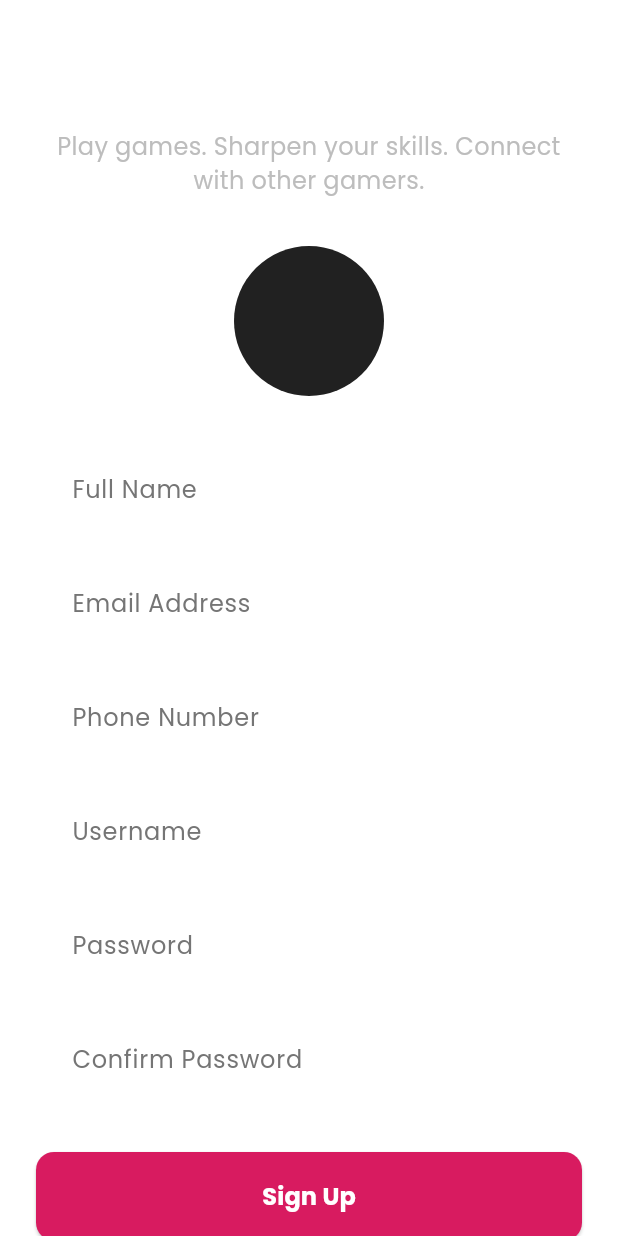
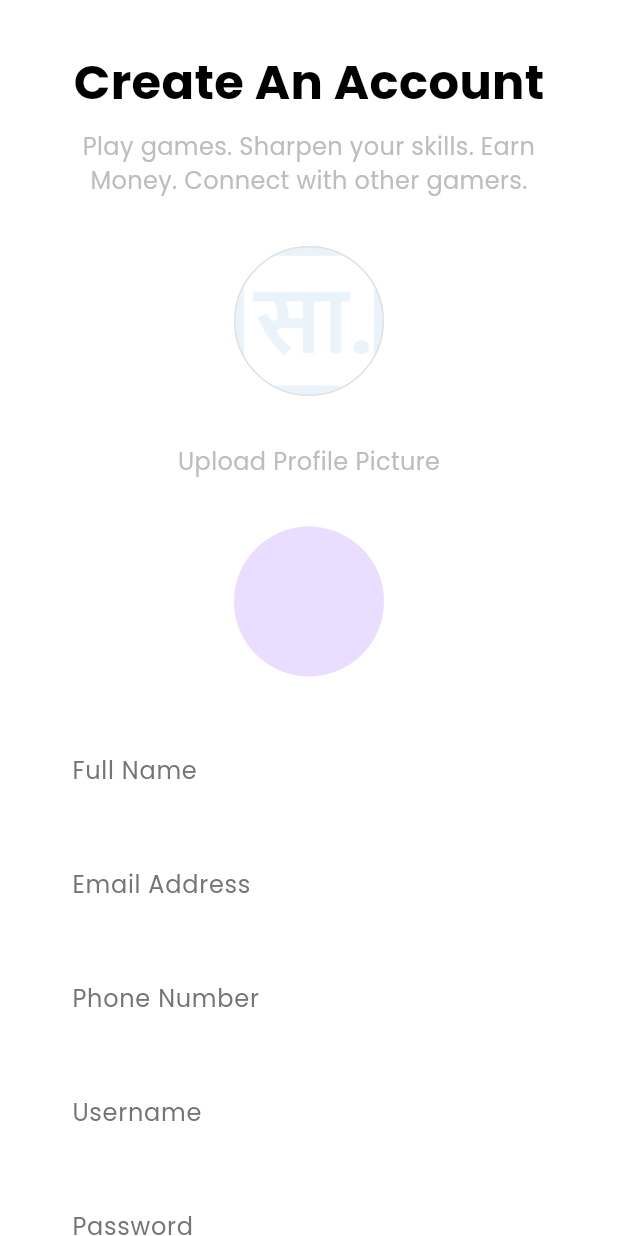
Before and after one commit to badalaryal11/Game-Competition-Platform, a Flutter app: the SignUpScreen screen opened by its route, on a phone screen of 412 x 824 dp. Run offline on Flutter 3.47's test engine with Material 3 defaults, Android fonts, the phone set to English and light mode, and no system bars; our stand-ins replace google_fonts, google_sign_in.

Commit message:
update ui of signup page

```diff
--- a/lib/game_screen.dart
+++ b/lib/game_screen.dart
@@ -10,7 +10,7 @@ class GameScreen extends StatefulWidget {
 }
 
 class _GameScreenState extends State<GameScreen> {
-  static const platform = MethodChannel('com.yourdomain.yourapp/unity');
+  static const platform = MethodChannel('com.saransa');
   bool _isUnityVisible = false;
 
   Future<void> _loadUnityScene(String sceneName) async {
--- a/lib/signup_screen.dart
+++ b/lib/signup_screen.dart
@@ -28,23 +28,45 @@ class _SignUpScreenState extends State<SignUpScreen> {
                   style: GoogleFonts.poppins(
                     fontSize: 32,
                     fontWeight: FontWeight.bold,
-                    color: const Color.fromRGBO(0, 0, 0, 0),
+                    color: Colors.black,
                   ),
                 ),
                 const SizedBox(height: 8),
                 Text(
-                  'Play games. Sharpen your skills. Connect with other gamers.',
+                  'Play games. Sharpen your skills. Earn Money. Connect with other gamers.',
                   textAlign: TextAlign.center,
                   style: GoogleFonts.poppins(
                     fontSize: 16,
                     color: Colors.grey[400],
                   ),
                 ),
+                // ...existing code...
                 const SizedBox(height: 32),
-                CircleAvatar(
+                Container(
+                  width: 100,
+                  height: 100,
+                  decoration: BoxDecoration(
+                    shape: BoxShape.circle,
+                    border: Border.all(color: Colors.grey[300]!, width: 1),
+                    image: const DecorationImage(
+                      image: AssetImage('assets/images/logo.png'),
+                      fit: BoxFit.cover,
+                    ),
+                  ),
+                ),
+                const SizedBox(height: 32),
+                Text(
+                  'Upload Profile Picture',
+                  style: GoogleFonts.poppins(
+                    fontSize: 16,
+                    color: Colors.grey[400],
+                  ),
+                ),
+                const SizedBox(height: 32),
+                const CircleAvatar(
                   radius: 50,
-                  backgroundColor: Colors.grey[900],
-                  child: const Icon(
+                  backgroundColor: null,
+                  child: Icon(
                     Icons.camera_alt,
                     color: Color(0x00000000),
                     size: 40,
--- a/pubspec.yaml
+++ b/pubspec.yaml
@@ -14,11 +14,12 @@ environment:
 dependencies:
   flutter:
     sdk: flutter
-  google_sign_in: ^6.1.0
+    google_sign_in: ^6.1.0
+
   google_fonts: ^6.2.1
   http: ^1.2.1
   cupertino_icons: ^1.0.2
-# flutter_unity_widget: ^2022.2.0
+  flutter_unity_widget: ^2022.2.0
 
 dev_dependencies:
   flutter_test:
```
Also changed, not shown: 3 other files.
